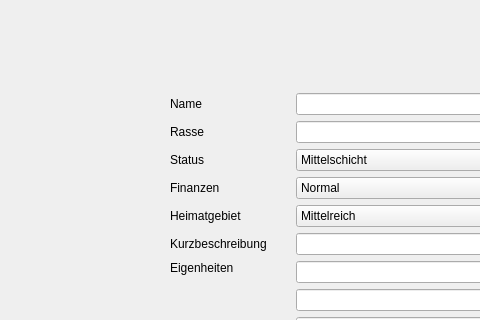
Old version of the form UI/CharakterBeschreibung.ui in the repository Aeolitus/Sephrasto; both pictures show x 0 to 480 and y 0 to 320 of the 872 by 460 pixel window.
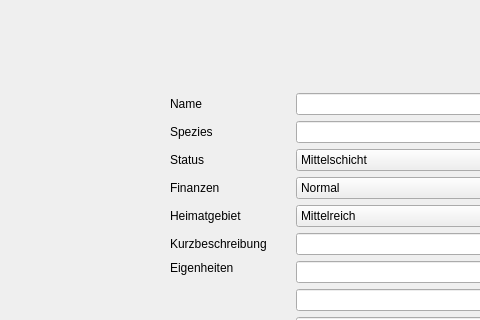
New version of the form.

Commit message: Wording change to Spezies, changed Charakterbogen_lang accordingly and also removed nonsensical Finanzen field from it.

The edit to the form file:
```diff
--- a/UI/CharakterBeschreibung.ui
+++ b/UI/CharakterBeschreibung.ui
@@ -81,7 +81,7 @@
      <item row="2" column="1">
       <widget class="QLabel" name="label_2">
        <property name="text">
-        <string>Rasse</string>
+        <string>Spezies</string>
        </property>
       </widget>
      </item>
```
The commit also changes 2 other files.
